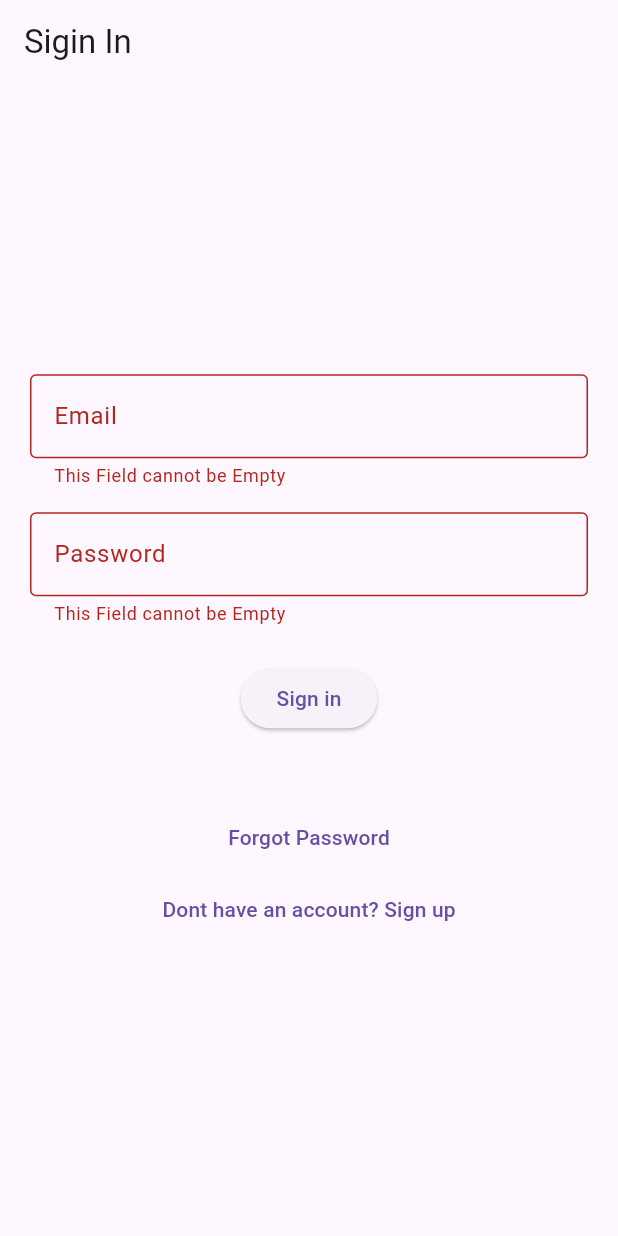
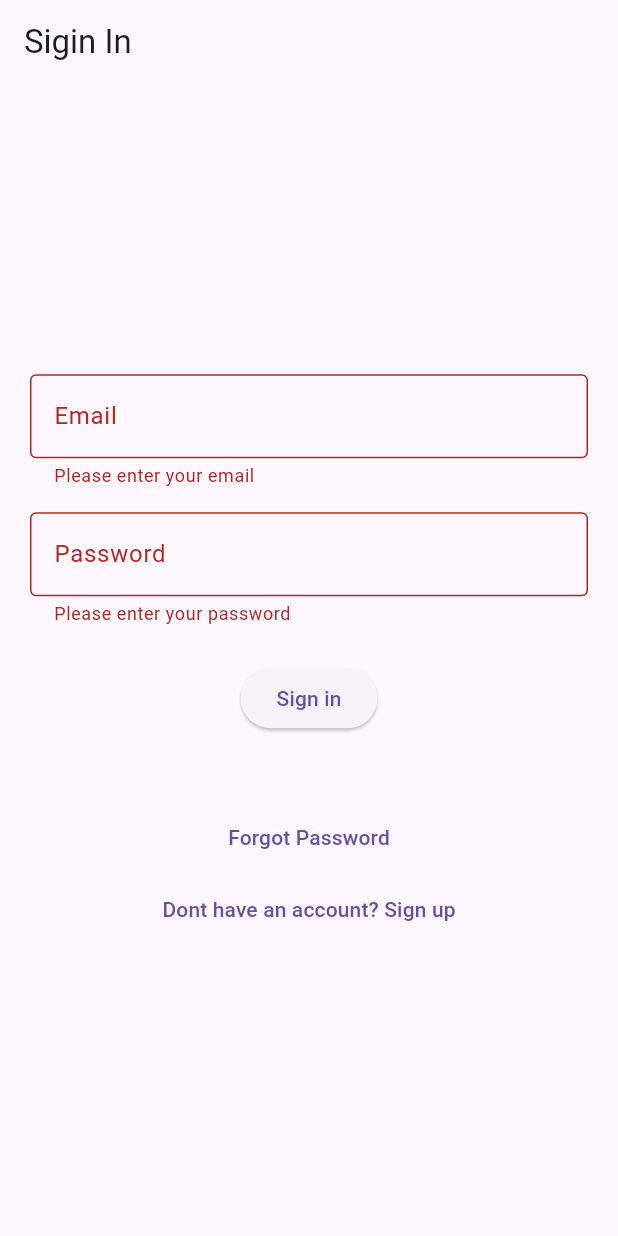
Before and after one commit to sabeeralikp/cms_frontend, a Flutter app: the screen it shows after launch, after a tap on "Sign in", on a phone screen of 412 x 824 dp. Run offline on Flutter 3.47's test engine with Material 2 defaults, Android fonts, the light colour scheme and no system bars; our stand-ins replace dio, email_validator.

Commit message:
sixth commit

```diff
--- /dev/null
+++ b/lib/api/api_siginin.dart
@@ -0,0 +1,18 @@
+import 'package:dio/dio.dart';
+
+class ApiService {
+  final Dio _dio = Dio();
+  final String baseUrl = 'http://192.168.32.118/'; // Replace with your API base URL
+
+  Future<Response> signIn(String email, String password) async {
+    try {
+      final response = await _dio.post(
+        '$baseUrl/signin', // Replace with your sign-in API endpoint
+        data: {'email': email, 'password': password},
+      );
+      return response;
+    } catch (error) {
+      throw Exception('Failed to sign in: $error');
+    }
+  }
+}
--- a/lib/views/auth/signin.dart
+++ b/lib/views/auth/signin.dart
@@ -1,14 +1,34 @@
 import 'dart:developer';
+import 'package:cms/views/auth/widgets/EmailWidget.dart';
+import 'package:cms/views/auth/widgets/passswordWidget.dart';
 import 'package:cms/views/forgot_password.dart';
 import 'package:flutter/material.dart';
 import 'package:email_validator/email_validator.dart';
 import 'package:cms/views/Index.dart';
 import 'package:cms/views/auth/signup.dart';
+import '../../api/api_siginin.dart';
 
 class signInPage extends StatefulWidget {
+    final TextEditingController emailController = TextEditingController();
   final TextEditingController passwordTextController = TextEditingController();
 
   signInPage({super.key});
+
+   final ApiService _apiService = ApiService();
+
+  void _signIn() async {
+    final email = emailController.text;
+    final password = passwordTextController.text;
+
+    try {
+      final response = await _apiService.signIn(email, password);
+      // Process the response here
+      // e.g., check status code, parse JSON response, etc.
+    } catch (error) {
+      // Handle error
+      print('Error signing in: $error');
+    }
+  }
 
   @override
   signInPageState createState() => signInPageState();
@@ -17,7 +37,11 @@ class signInPage extends StatefulWidget {
 //Header
 class signInPageState extends State<signInPage> {
   String _errorMessage = '';
+      final TextEditingController email_Controller = TextEditingController();
+            final TextEditingController passwordController = TextEditingController();
+
   final GlobalKey<FormState> _signInKey = GlobalKey<FormState>();
+
   @override
   Widget build(BuildContext context) {
     return Scaffold(
@@ -36,36 +60,43 @@ class signInPageState extends State<signInPage> {
             mainAxisAlignment: MainAxisAlignment.center,
             children: [
               //Email
-              TextFormField(
-                keyboardType: TextInputType.emailAddress,
-                decoration: const InputDecoration(
-                    labelText: 'Email', border: OutlineInputBorder()),
-                    validator: (value) {
-                  if (value == null || value.isEmpty) {
-                    return 'This Field cannot be Empty';
-                  }
-                  return null;
-                },
-                onChanged: (val) {
-                  validateEmail(val);
-                },
-              ),
+              EmailWidget(
+                emailController: email_Controller
+                ),
+              // TextFormField(
+              //   keyboardType: TextInputType.emailAddress,
+              //   decoration: const InputDecoration(
+              //       labelText: 'Email', border: OutlineInputBorder()),
+              //       validator: (value) {
+              //     if (value == null || value.isEmpty) {
+              //       return 'This Field cannot be Empty';
+              //     }
+              //     return null;
+              //   },
+              //   onChanged: (val) {
+              //     validateEmail(val);
+              //   },
+              // ),
               SizedBox(height: 16.0),
 
               //Password
-              TextFormField(
-                keyboardType: TextInputType.visiblePassword,
-                decoration: const InputDecoration(
-                    labelText: 'Password', border: OutlineInputBorder()),
-                obscureText: true,
-                validator: (value) {
-                  if (value == null || value.isEmpty) {
-                    return 'This Field cannot be Empty';
-                  }
-                  return null;
-                },
-                onChanged: (val) {},
-              ),
+
+              PasswordWidget(
+                passwordController: passwordController
+                ),
+              // TextFormField(
+              //   keyboardType: TextInputType.visiblePassword,
+              //   decoration: const InputDecoration(
+              //       labelText: 'Password', border: OutlineInputBorder()),
+              //   obscureText: true,
+              //   validator: (value) {
+              //     if (value == null || value.isEmpty) {
+              //       return 'This Field cannot be Empty';
+              //     }
+              //     return null;
+              //   },
+              //   onChanged: (val) {},
+              // ),
               SizedBox(height: 16.0),
 
               //Password Validation
```
Also changed, not shown: lib/views/auth/signup.dart (+10 -15 lines), lib/views/auth/widgets/TextFieldWidget.dart (+16 -8 lines), lib/models/User.dart (renamed from lib/models/conference.dart).
